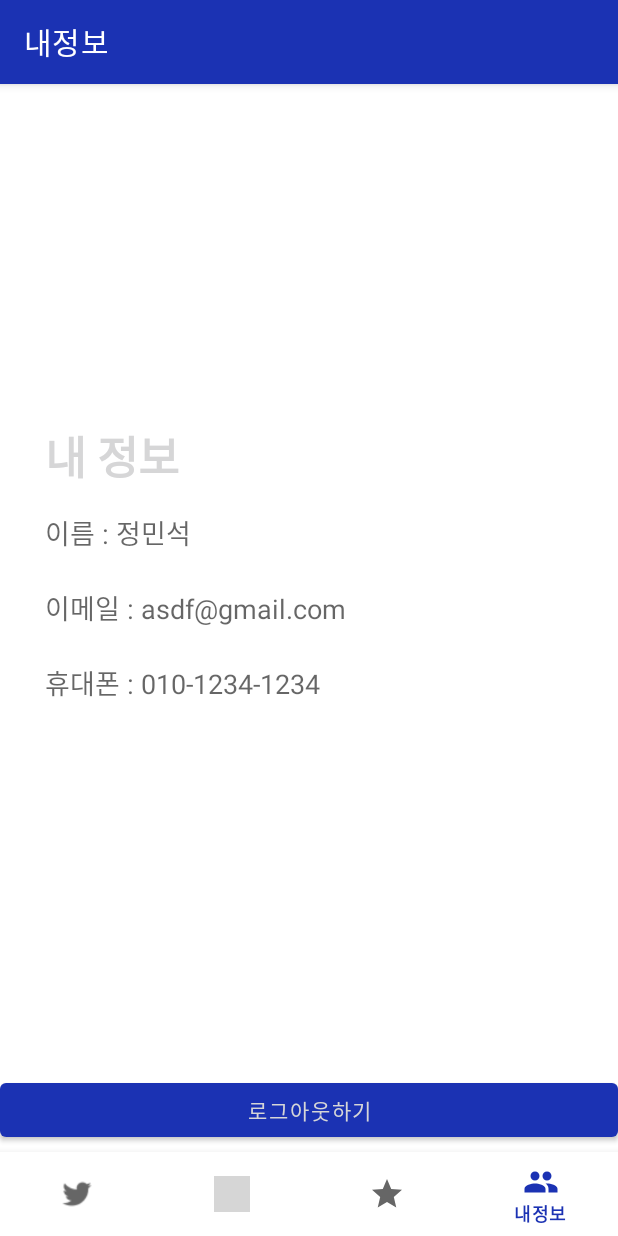
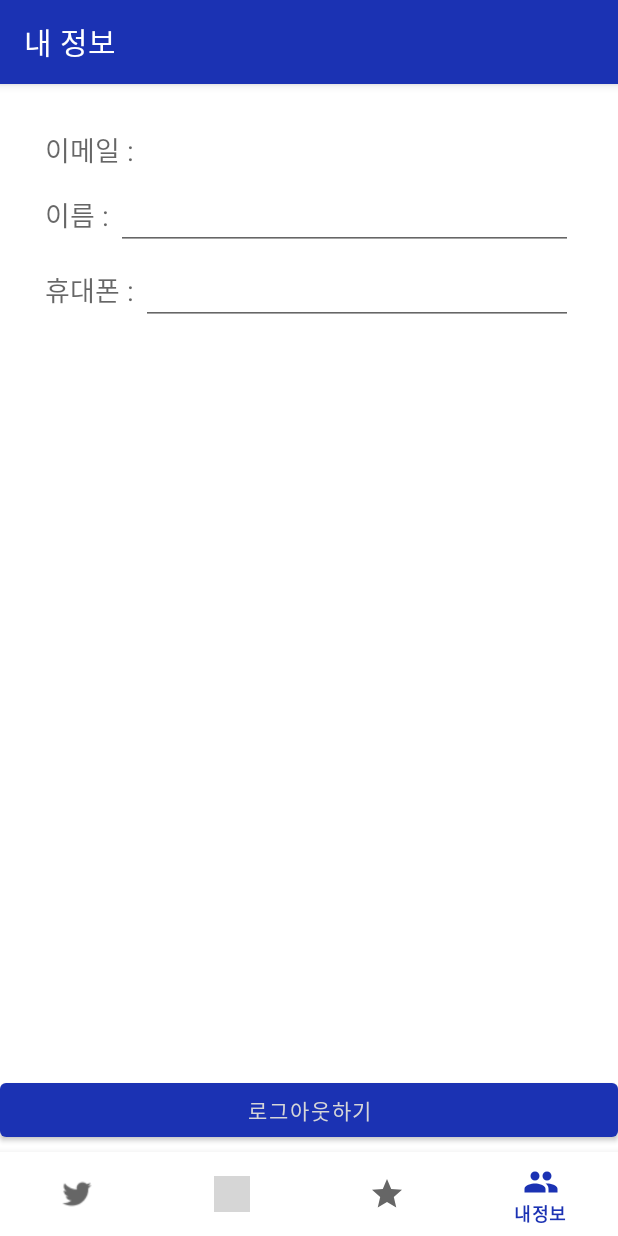
Before and after one commit to JamesDev51/dont-late-for-lecture, an Android app: the MyPageFragment screen opened through its navigation route, on a phone screen of 412 x 824 dp. Run offline under Robolectric (Android 15) with nearby library versions, the phone set to English and light mode, and no system bars; our stand-ins replace Firebase (no records; nobody signed in at launch, a user with empty details on screens opened directly), navigation-ui; network calls fail; 3 statements that could not run were skipped; grey boxes are pictures that could not be loaded.

Commit message:
feat: 내 정보 수정

```diff
--- a/app/src/main/java/com/team8/dlfl/repository/AuthRepository.kt
+++ b/app/src/main/java/com/team8/dlfl/repository/AuthRepository.kt
@@ -1,9 +1,14 @@
 package com.team8.dlfl.repository
 
+import android.provider.ContactsContract.CommonDataKinds.Phone
 import android.util.Log
+import androidx.lifecycle.MutableLiveData
 import com.google.firebase.FirebaseException
 import com.google.firebase.auth.ktx.auth
+import com.google.firebase.database.DataSnapshot
+import com.google.firebase.database.DatabaseError
 import com.google.firebase.database.FirebaseDatabase
+import com.google.firebase.database.ValueEventListener
 import com.google.firebase.database.ktx.database
 import com.google.firebase.ktx.Firebase
 import com.team8.dlfl.dto.CommonResponseDto
@@ -25,7 +30,46 @@ class AuthRepository {
     private val auth = Firebase.auth
     private val database: FirebaseDatabase = Firebase.database
     private val reference  = database.getReference("user")
+    private val uid=auth.currentUser?.uid
 
+    fun observeInfo(_email: MutableLiveData<String>, _name: MutableLiveData<String>, _phone: MutableLiveData<String>) {
+        reference.child(uid!!).child("email").addValueEventListener(object: ValueEventListener{
+            override fun onDataChange(snapshot: DataSnapshot) {
+                _email.postValue(snapshot.value.toString())
+            }
+
+            override fun onCancelled(error: DatabaseError) {
+                TODO("Not yet implemented")
+            }
+        })
+
+        reference.child(uid!!).child("name").addValueEventListener(object: ValueEventListener{
+            override fun onDataChange(snapshot: DataSnapshot) {
+                _name.postValue(snapshot.value.toString())
+            }
+
+            override fun onCancelled(error: DatabaseError) {
+                TODO("Not yet implemented")
+            }
+        })
+        reference.child(uid!!).child("phone").addValueEventListener(object: ValueEventListener{
+            override fun onDataChange(snapshot: DataSnapshot) {
+                _phone.postValue(snapshot.value.toString())
+            }
+
+            override fun onCancelled(error: DatabaseError) {
+                TODO("Not yet implemented")
+            }
+        })
+    }
+
+    fun postName(newName: String) {
+        reference.child(uid!!).child("name").setValue(newName)
+    }
+
+    fun postPhone(newPhone: String) {
+        reference.child(uid!!).child("phone").setValue(newPhone)
+    }
 
     suspend fun createAccount(newUser:RegisterUserModel)= suspendCoroutine{
 
@@ -112,4 +156,6 @@ class AuthRepository {
         }
     }
 
+
+
 }
--- a/app/src/main/java/com/team8/dlfl/view/mainview/MarkFragment.kt
+++ b/app/src/main/java/com/team8/dlfl/view/mainview/MarkFragment.kt
@@ -1,5 +1,6 @@
 package com.team8.dlfl.view.mainview
 
+import android.annotation.SuppressLint
 import android.os.Bundle
 import android.view.LayoutInflater
 import android.view.View
@@ -37,6 +38,7 @@ class MarkFragment : Fragment() {
         return binding?.root// 원래있던거
     }
 
+    @SuppressLint("NotifyDataSetChanged")
     override fun onViewCreated(view: View, savedInstanceState: Bundle?) {
         super.onViewCreated(view, savedInstanceState)
 
--- a/app/src/main/java/com/team8/dlfl/view/mainview/MyPageFragment.kt
+++ b/app/src/main/java/com/team8/dlfl/view/mainview/MyPageFragment.kt
@@ -1,28 +1,61 @@
 package com.team8.dlfl.view.mainview
 
 import android.os.Bundle
+import android.text.Editable
+import android.view.KeyEvent
 import android.view.LayoutInflater
 import android.view.View
 import android.view.ViewGroup
+import android.widget.EditText
 import androidx.fragment.app.Fragment
+import androidx.fragment.app.activityViewModels
 import com.team8.dlfl.R
 import com.team8.dlfl.databinding.FragmentMarkBinding
 import com.team8.dlfl.databinding.FragmentMyPageBinding
+import com.team8.dlfl.viewmodel.AuthViewModel
+import com.team8.dlfl.viewmodel.MarkViewModel
 
 
 class MyPageFragment : Fragment() {
 
     var binding : FragmentMyPageBinding? = null
+    private val authViewModel: AuthViewModel by activityViewModels()
 
     override fun onCreateView(
         inflater: LayoutInflater, container: ViewGroup?,
         savedInstanceState: Bundle?
     ): View? {
         binding = FragmentMyPageBinding.inflate(inflater)
-
-
         return binding?.root
     }
 
+    override fun onViewCreated(view: View, savedInstanceState: Bundle?) {
 
+        authViewModel.email.observe(viewLifecycleOwner){
+            binding?.txtEmail?.text = authViewModel.email.value
+        }
+        authViewModel.name.observe(viewLifecycleOwner){
+            binding?.editTxtName?.setText(authViewModel.name.value)
+        }
+        authViewModel.phone.observe(viewLifecycleOwner){
+            binding?.editTxtPhone?.setText(authViewModel.phone.value)
+        }
+
+        binding?.editTxtName?.setOnKeyListener { view, i, keyEvent ->
+            if (keyEvent.keyCode == KeyEvent.KEYCODE_ENTER) {
+                val name = binding?.editTxtName?.text.toString()
+                authViewModel.modifyName(name)
+
+            }
+            false
+        }
+
+        binding?.editTxtPhone?.setOnKeyListener { view, i, keyEvent ->
+            if (keyEvent.keyCode == KeyEvent.KEYCODE_ENTER) {
+                val phone=binding?.editTxtPhone?.text.toString()
+                authViewModel.modifyPhone(phone)
+            }
+            false
+        }
+    }
 }
--- a/app/src/main/java/com/team8/dlfl/viewmodel/AuthViewModel.kt
+++ b/app/src/main/java/com/team8/dlfl/viewmodel/AuthViewModel.kt
@@ -5,6 +5,8 @@ import android.os.Handler
 import android.os.Looper
 import android.util.Log
 import android.widget.Toast
+import androidx.lifecycle.LiveData
+import androidx.lifecycle.MutableLiveData
 import androidx.lifecycle.ViewModel
 import com.team8.dlfl.view.authview.AuthActivity
 import com.team8.dlfl.view.authview.LoginFragment
@@ -22,9 +24,31 @@ class AuthViewModel():ViewModel() {
     @SuppressLint("StaticFieldLeak")
     lateinit var authActivity: AuthActivity
 
+    private var _email = MutableLiveData<String>()
+    val email: LiveData<String> get() = _email
+
+    private var _name = MutableLiveData<String>()
+    val name: LiveData<String> get() = _name
+
+    private var _phone = MutableLiveData<String>()
+    val phone: LiveData<String> get() = _phone
+
     private val repository: AuthRepository = AuthRepository()
     private lateinit var registerUser: RegisterUserModel
     var loginUser: LoginUserModel = LoginUserModel("", "")
+
+    init{
+        repository.observeInfo(_email,_name,_phone)
+    }
+
+    fun modifyName(newName: String) {
+        _name.value = newName
+        repository.postName(newName)
+    }
+    fun modifyPhone(newPhone: String) {
+        _phone.value = newPhone
+        repository.postPhone(newPhone)
+    }
 
 
     fun register(email:String, password: String, password2: String, name: String,phone: String){
--- a/app/src/main/res/layout/fragment_my_page.xml
+++ b/app/src/main/res/layout/fragment_my_page.xml
@@ -7,15 +7,20 @@
     <LinearLayout
             android:orientation="vertical"
             android:layout_width="match_parent"
-            android:layout_height="wrap_content" app:layout_constraintTop_toTopOf="parent" android:layout_margin="30dp" android:id="@+id/linearLayout2" tools:layout_editor_absoluteX="30dp"
-            app:layout_constraintBottom_toTopOf="@+id/btn_logout">
-        <TextView
-                android:layout_width="wrap_content"
-                android:layout_height="60dp"
-                style="@style/loginHeader"
-                android:text="내 정보"
-                android:id="@+id/textView14"
-        />
+            android:layout_height="wrap_content" app:layout_constraintTop_toTopOf="parent" android:layout_margin="30dp" android:id="@+id/linearLayout2"
+            app:layout_constraintEnd_toEndOf="parent" app:layout_constraintStart_toStartOf="parent" android:layout_marginTop="100dp">
+        <LinearLayout
+                android:orientation="horizontal"
+                android:layout_width="match_parent"
+                android:layout_height="35dp">
+            <TextView
+                    android:text="이메일 : "
+                    android:layout_width="wrap_content"
+                    android:layout_height="wrap_content" android:id="@+id/head_email" android:textAppearance="@style/TextAppearance.AppCompat.Medium"/>
+            <TextView
+                    android:layout_width="30dp"
+                    android:layout_height="wrap_content" android:id="@+id/txt_email" android:layout_weight="1" android:textAppearance="@style/TextAppearance.AppCompat.Medium"/>
+        </LinearLayout>
         <LinearLayout
                 android:orientation="horizontal"
                 android:layout_width="match_parent"
@@ -25,23 +30,12 @@
                     android:text="이름 : "
                     android:layout_width="wrap_content"
                     android:layout_height="wrap_content" android:id="@+id/head_name" android:textAppearance="@style/TextAppearance.AppCompat.Medium" tools:ignore="HardcodedText"/>
-            <TextView
-                    android:text="정민석"
+            <EditText
                     android:layout_width="wrap_content"
-                    android:layout_height="wrap_content" android:id="@+id/txt_name" android:layout_weight="1" android:textAppearance="@style/TextAppearance.AppCompat.Medium" tools:ignore="HardcodedText"/>
-        </LinearLayout>
-        <LinearLayout
-                android:orientation="horizontal"
-                android:layout_width="match_parent"
-                android:layout_height="50dp">
-            <TextView
-                    android:text="이메일 : "
-                    android:layout_width="wrap_content"
-                    android:layout_height="wrap_content" android:id="@+id/head_email" android:textAppearance="@style/TextAppearance.AppCompat.Medium"/>
-            <TextView
-                    android:text="asdf@gmail.com"
-                    android:layout_width="wrap_content"
-                    android:layout_height="wrap_content" android:id="@+id/txt_email" android:layout_weight="1" android:textAppearance="@style/TextAppearance.AppCompat.Medium"/>
+                    android:layout_height="wrap_content"
+                    android:inputType="textPersonName"
+                    android:ems="10"
+                    android:id="@+id/editTxt_name" android:layout_weight="1"/>
         </LinearLayout>
         <LinearLayout
                 android:orientation="horizontal"
@@ -51,10 +45,12 @@
                     android:text="휴대폰 : "
                     android:layout_width="wrap_content"
                     android:layout_height="wrap_content" android:id="@+id/head_phone" android:textAppearance="@style/TextAppearance.AppCompat.Medium"/>
-            <TextView
-                    android:text="010-1234-1234"
+            <EditText
                     android:layout_width="wrap_content"
-                    android:layout_height="wrap_content" android:id="@+id/txt_phone" android:layout_weight="1" android:textAppearance="@style/TextAppearance.AppCompat.Medium"/>
+                    android:layout_height="wrap_content"
+                    android:inputType="phone"
+                    android:ems="10"
+                    android:id="@+id/editTxt_phone" android:layout_weight="1"/>
         </LinearLayout>
     </LinearLayout>
     <Button
--- a/app/src/main/res/navigation/nav_main.xml
+++ b/app/src/main/res/navigation/nav_main.xml
@@ -41,5 +41,5 @@
             android:name="com.team8.dlfl.view.mainview.LatelyFragment"
             android:label="실시간 지하철 위치 정보"
             tools:layout="@layout/fragment_lately"/>
-    <fragment android:id="@+id/myPageFragment" android:name="com.team8.dlfl.view.mainview.MyPageFragment" android:label="내정보" tools:layout="@layout/fragment_my_page"/>
+    <fragment android:id="@+id/myPageFragment" android:name="com.team8.dlfl.view.mainview.MyPageFragment" android:label="내 정보" tools:layout="@layout/fragment_my_page"/>
 </navigation>
```
